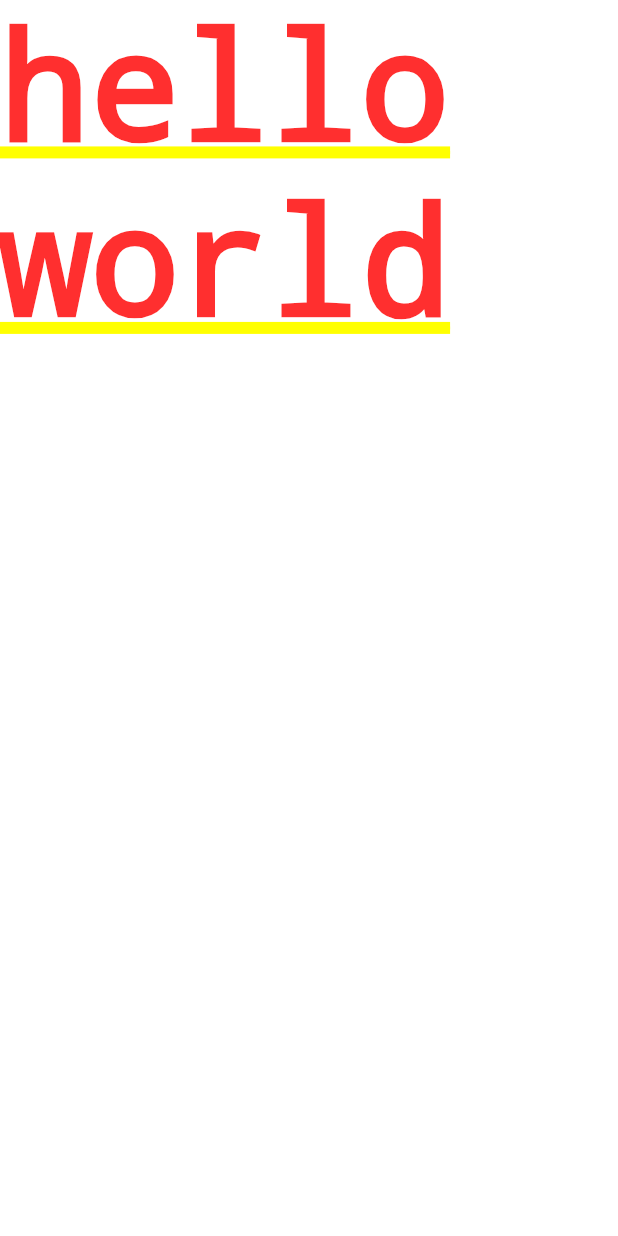
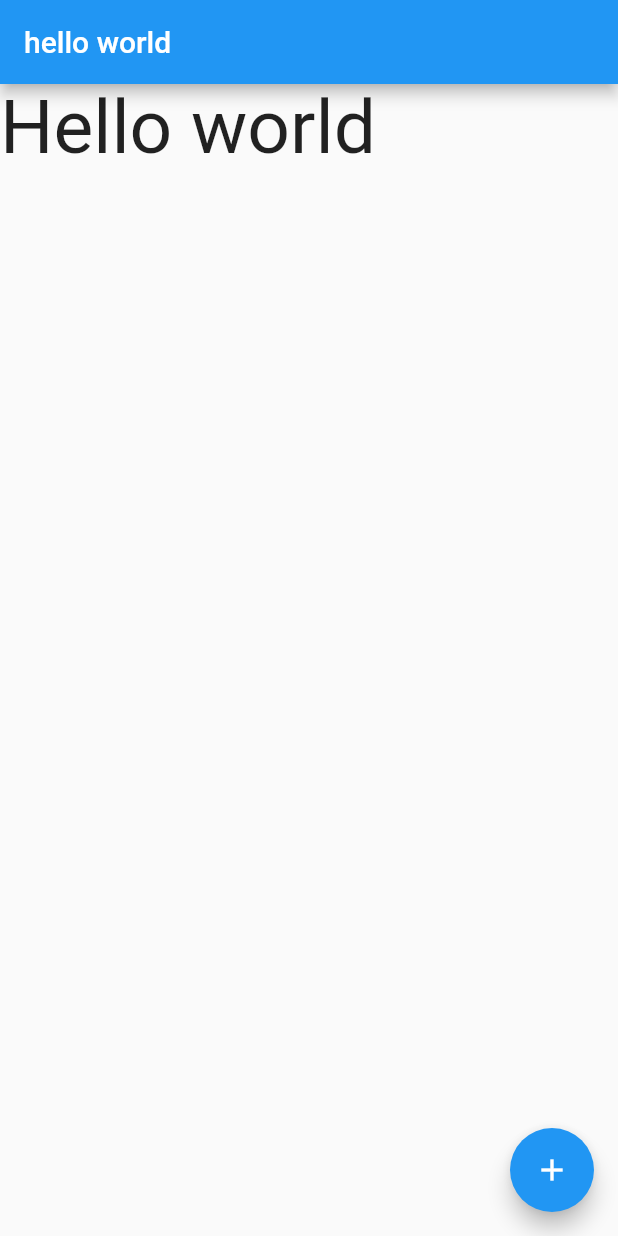
Before and after one commit to 20184415/2023Flutter, a Flutter app: the screen it shows after launch, on a phone screen of 412 x 824 dp. Run offline on Flutter 3.47's test engine with Material 2 defaults, Android fonts, the phone set to English and light mode, and no system bars.

Commit message:
file save

```diff
--- /dev/null
+++ b/ch03/lib/HelloPage.dart
@@ -0,0 +1,34 @@
+import 'package:flutter/material.dart';
+class HelloPage extends StatefulWidget{
+  late String title;
+
+  HelloPage({super.key, required String title}){
+    this.title=title;
+  }
+  State<HelloPage> createState()=>_HelloPageState();
+}
+
+class _HelloPageState extends State<HelloPage> {
+  String message = 'Hello world';
+
+  Widget build(BuildContext context) {
+    return Scaffold(
+        appBar: AppBar(
+          title: Text("hello world"),
+        ),
+        body: Text(
+          message,
+          style: TextStyle(fontSize: 50),
+        ),
+        floatingActionButton: FloatingActionButton(
+            child: Icon(Icons.add),
+            onPressed: () {
+              setState(() {
+                message = "헬로월드";
+              });
+            }
+        )
+    );
+  }
+
+}
--- a/ch03/lib/main.dart
+++ b/ch03/lib/main.dart
@@ -1,5 +1,5 @@
 import 'package:flutter/material.dart';
-
+import 'HelloPage.dart';
 void main() {
   runApp(const MyApp());
 }
@@ -12,8 +12,40 @@
   Widget build(BuildContext context) {
     return MaterialApp(
       title: 'Flutter Demo',
-      home: const Text('hello world',
-      style:TextStyle(fontSize:100),),
+      home: HelloPage(title:'하이월드'),
     );
   }
 }
+class HelloPage extends StatefulWidget{
+ late String title;
+
+    HelloPage({super.key, required String title}){
+     this.title=title;
+  }
+  State<HelloPage> createState()=>_HelloPageState();
+}
+
+class _HelloPageState extends State<HelloPage> {
+  String message = 'Hello world';
+
+  Widget build(BuildContext context) {
+    return Scaffold(
+        appBar: AppBar(
+          title: Text("hello world"),
+        ),
+        body: Text(
+          message,
+          style: TextStyle(fontSize: 50),
+        ),
+        floatingActionButton: FloatingActionButton(
+            child: Icon(Icons.add),
+            onPressed: ChangeMessage
+        )
+    );
+  }
+  void ChangeMessage() {
+    setState(() {
+      message = "헬로월드";
+    });
+  }
+}
```
